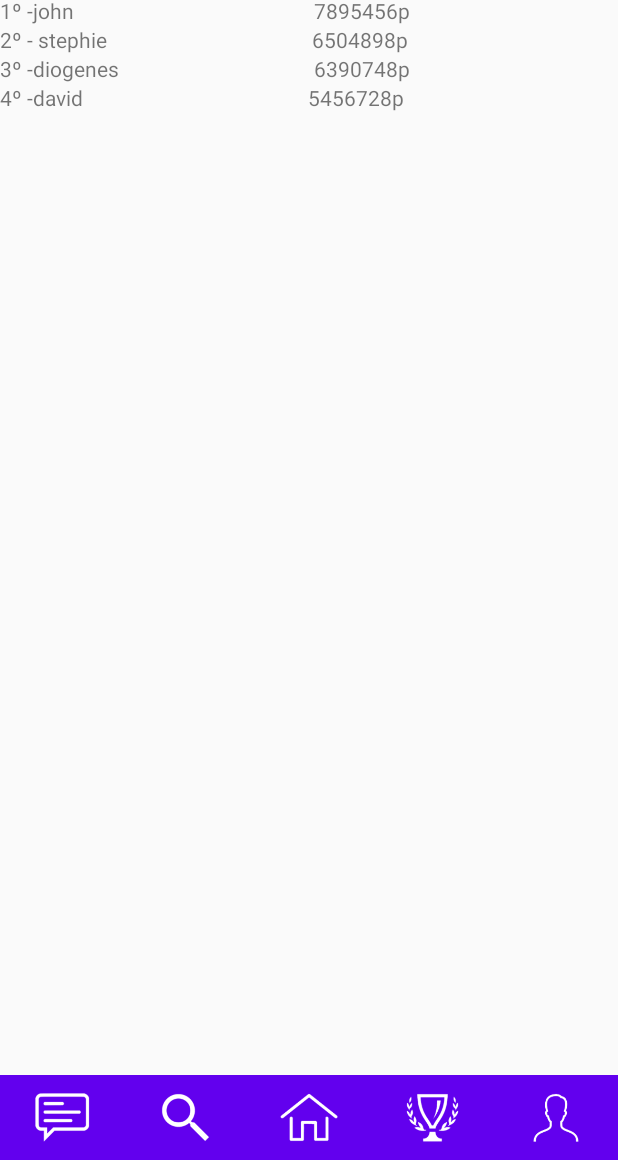
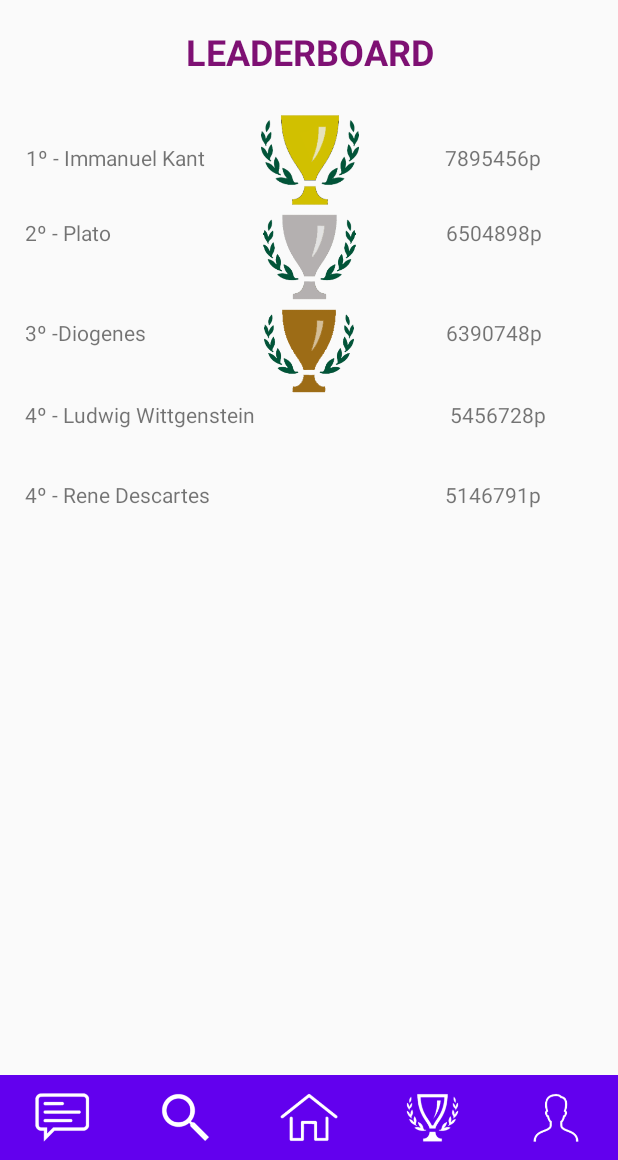
Before and after one commit to gomes717/SpaceApps, an Android app: the fragment RankingFragment placed in its activity, on a phone screen of 412 x 824 dp, the part 76-1236 px from its top. Run offline under Robolectric (Android 15) with nearby library versions, the phone set to English and light mode, and no system bars.

Commit message:
Improved leaderboard screen

```diff
--- a/app/src/main/res/layout/fragment_ranking.xml
+++ b/app/src/main/res/layout/fragment_ranking.xml
@@ -21,28 +21,104 @@
                 android:orientation="vertical" >
 
                 <TextView
-                    android:id="@+id/textView8"
+                    android:id="@+id/textView12"
                     android:layout_width="match_parent"
-                    android:layout_height="wrap_content"
-                    android:text="1º -john                                                7895456p" />
+                    android:layout_height="74dp"
+                    android:background="#006200EE"
+                    android:gravity="center"
+                    android:text="LEADERBOARD"
+                    android:textColor="#7e1073"
+                    android:textSize="24sp"
+                    android:textStyle="bold" />
 
-                <TextView
-                    android:id="@+id/textView9"
+                <androidx.constraintlayout.widget.ConstraintLayout
                     android:layout_width="match_parent"
-                    android:layout_height="wrap_content"
-                    android:text="2º - stephie                                         6504898p" />
+                    android:layout_height="match_parent">
 
-                <TextView
-                    android:id="@+id/textView10"
+                    <TextView
+                        android:id="@+id/textView8"
+                        android:layout_width="411dp"
+                        android:layout_height="46dp"
+                        android:layout_marginTop="24dp"
+                        android:text="     1º - Immanuel Kant                                                7895456p"
+                        app:layout_constraintBottom_toBottomOf="parent"
+                        app:layout_constraintEnd_toEndOf="parent"
+                        app:layout_constraintStart_toStartOf="parent"
+                        app:layout_constraintTop_toTopOf="parent" />
+
+                    <ImageView
+                        android:id="@+id/imageView2"
+                        android:layout_width="253dp"
+                        android:layout_height="64dp"
+                        android:src="@mipmap/golden_icon_w"
+                        app:layout_constraintBottom_toBottomOf="parent"
+                        app:layout_constraintEnd_toEndOf="@+id/textView8"
+                        app:layout_constraintStart_toStartOf="@+id/textView8"
+                        app:layout_constraintTop_toTopOf="parent" />
+                </androidx.constraintlayout.widget.ConstraintLayout>
+
+                <androidx.constraintlayout.widget.ConstraintLayout
                     android:layout_width="match_parent"
-                    android:layout_height="wrap_content"
-                    android:text="3º -diogenes                                       6390748p" />
+                    android:layout_height="match_parent">
+
+                    <TextView
+                        android:id="@+id/textView9"
+                        android:layout_width="match_parent"
+                        android:layout_height="52dp"
+                        android:text="     2º - Plato                                                                   6504898p"
+                        app:layout_constraintBottom_toBottomOf="parent"
+                        app:layout_constraintEnd_toEndOf="parent"
+                        app:layout_constraintStart_toStartOf="parent"
+                        app:layout_constraintTop_toTopOf="parent" />
+
+                    <ImageView
+                        android:id="@+id/imageView3"
+                        android:layout_width="99dp"
+                        android:layout_height="60dp"
+                        android:src="@mipmap/silver_icon"
+                        app:layout_constraintBottom_toBottomOf="parent"
+                        app:layout_constraintEnd_toEndOf="@+id/textView9"
+                        app:layout_constraintStart_toStartOf="@+id/textView9"
+                        app:layout_constraintTop_toTopOf="parent" />
+                </androidx.constraintlayout.widget.ConstraintLayout>
+
+                <androidx.constraintlayout.widget.ConstraintLayout
+                    android:layout_width="match_parent"
+                    android:layout_height="match_parent">
+
+                    <TextView
+                        android:id="@+id/textView10"
+                        android:layout_width="match_parent"
+                        android:layout_height="44dp"
+                        android:text="     3º -Diogenes                                                            6390748p"
+                        app:layout_constraintBottom_toBottomOf="parent"
+                        app:layout_constraintEnd_toEndOf="parent"
+                        app:layout_constraintStart_toStartOf="parent"
+                        app:layout_constraintTop_toTopOf="parent" />
+
+                    <ImageView
+                        android:id="@+id/imageView4"
+                        android:layout_width="60dp"
+                        android:layout_height="65dp"
+                        android:src="@mipmap/bronze_icon"
+                        app:layout_constraintBottom_toBottomOf="parent"
+                        app:layout_constraintEnd_toEndOf="@+id/textView10"
+                        app:layout_constraintStart_toStartOf="parent"
+                        app:layout_constraintTop_toTopOf="parent" />
+                </androidx.constraintlayout.widget.ConstraintLayout>
 
                 <TextView
                     android:id="@+id/textView11"
                     android:layout_width="match_parent"
-                    android:layout_height="wrap_content"
-                    android:text="4º -david                                             5456728p" />
+                    android:layout_height="53dp"
+                    android:text="     4º - Ludwig Wittgenstein                                       5456728p" />
+
+                <TextView
+                    android:id="@+id/textView13"
+                    android:layout_width="match_parent"
+                    android:layout_height="53dp"
+                    android:text="     4º - Rene Descartes                                               5146791p" />
+
             </LinearLayout>
         </ScrollView>
     </LinearLayout>
```
Also changed, not shown: app/src/main/res/mipmap-mdpi/bronze_icon.png (added), app/src/main/res/mipmap-mdpi/golden_icon_w.png (added), app/src/main/res/mipmap-mdpi/silver_icon.png (added).
